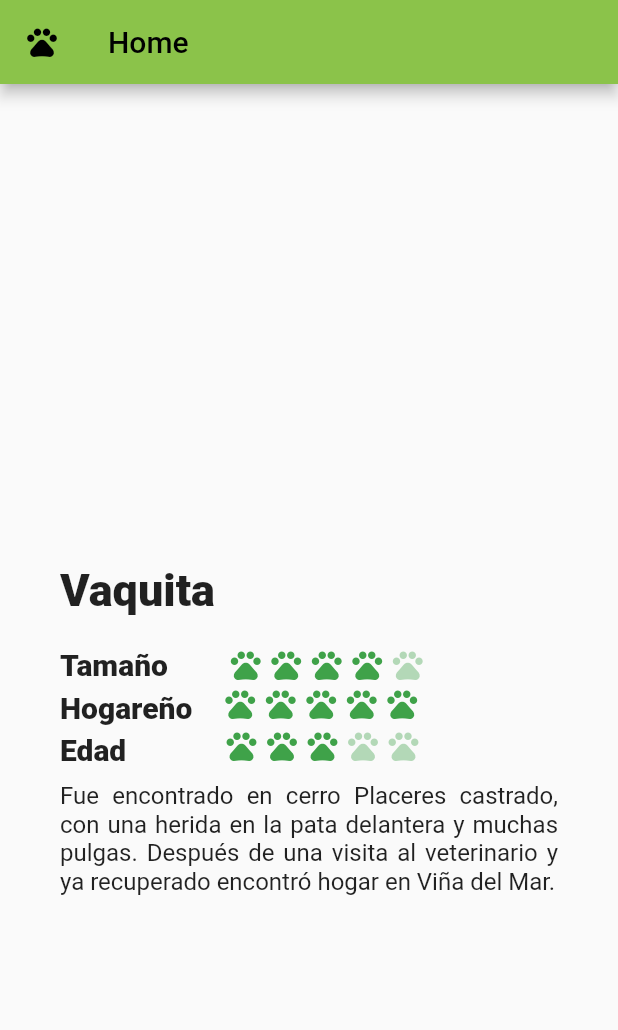
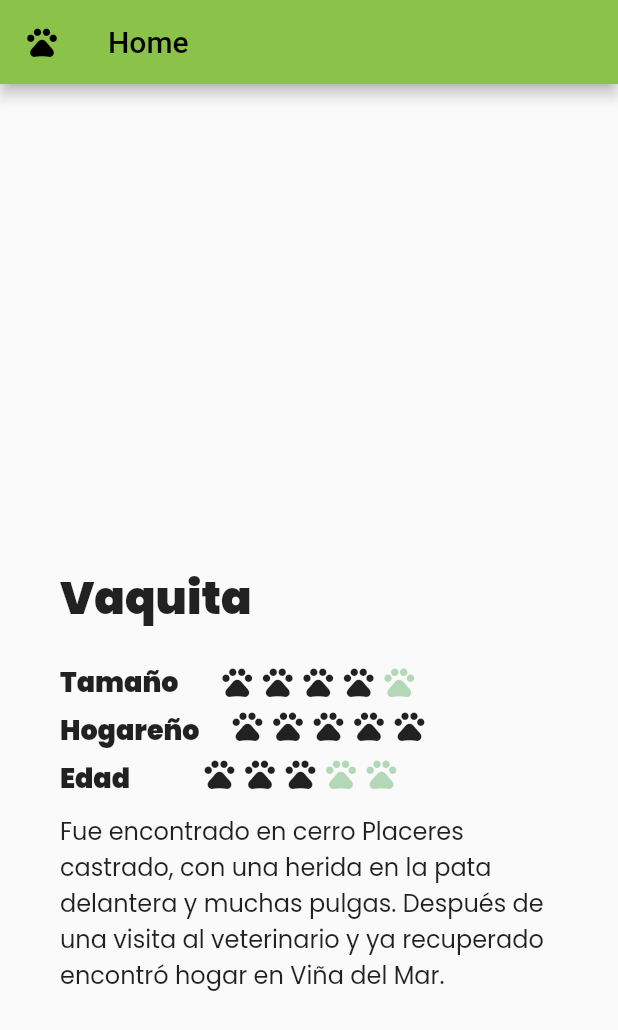
Before and after one commit to Camilu-png/Patitas-Amigas, a Flutter app: the screen it shows after launch, on a phone screen of 412 x 824 dp. Shown: the top 1030 px of the screen. Run offline on Flutter 3.47's test engine with Material 2 defaults, Android fonts, the phone set to English and light mode, and no system bars; statements that could not run were skipped.

Commit message:
feat(description_place.dart): update fontSize, fontFamily and align

```diff
--- a/lib/description_place.dart
+++ b/lib/description_place.dart
@@ -1,4 +1,5 @@
 import 'package:flutter/material.dart';
+import 'package:platzi_trips_app/main.dart';
 
 class DescriptionPlace extends StatelessWidget{
   @override
@@ -9,7 +10,7 @@ class DescriptionPlace extends StatelessWidget{
       ),
       child: Icon(
         Icons.pets,
-        color: Color(0xEB2F9A3A),
+        color: Palette.kToDark.shade200,
       ),
     );
 
@@ -36,6 +37,7 @@ class DescriptionPlace extends StatelessWidget{
           child: Text(
             "Vaquita",
             style: TextStyle(
+              fontFamily: "Poppins",
                 fontSize: 30.0,
                 fontWeight: FontWeight.w900
             ),
@@ -52,12 +54,13 @@ class DescriptionPlace extends StatelessWidget{
               Container(
                 margin: EdgeInsets.only(
                     left: 20.0,
-                    right: 20.0
+                    right: 15.0
                 ),
                 child: Text(
                   "Tamaño    ",
                   style: TextStyle(
-                      fontSize: 20.0,
+                      fontFamily: "Poppins",
+                      fontSize: 18.0,
                       fontWeight: FontWeight.w900
                   ),
                 ),
@@ -76,7 +79,7 @@ class DescriptionPlace extends StatelessWidget{
       ]
     );
 
-    final amistoso =
+    final friendly =
     Column(
         children: <Widget>[
           Row(
@@ -90,7 +93,8 @@ class DescriptionPlace extends StatelessWidget{
                   child: Text(
                     "Hogareño",
                     style: TextStyle(
-                        fontSize: 20.0,
+                        fontFamily: "Poppins",
+                        fontSize: 18.0,
                         fontWeight: FontWeight.w900
                     ),
                   ),
@@ -122,7 +126,8 @@ class DescriptionPlace extends StatelessWidget{
                   child: Text(
                     "Edad         ",
                     style: TextStyle(
-                        fontSize: 20.0,
+                        fontFamily: "Poppins",
+                        fontSize: 18.0,
                         fontWeight: FontWeight.w900
                     ),
                   ),
@@ -151,9 +156,9 @@ class DescriptionPlace extends StatelessWidget{
           child: Text(
             "Fue encontrado en cerro Placeres castrado, con una herida en la pata delantera y muchas pulgas. Después de una visita al veterinario y ya recuperado encontró hogar en Viña del Mar.",
             style: TextStyle(
+              fontFamily: "Poppins",
                 fontSize: 16.0,
             ),
-            textAlign: TextAlign.justify,
           ),
         );
 
@@ -168,7 +173,7 @@ class DescriptionPlace extends StatelessWidget{
           children: <Widget>[
             name,
           size,
-          amistoso,
+            friendly,
             age,
             description
         ]
```
